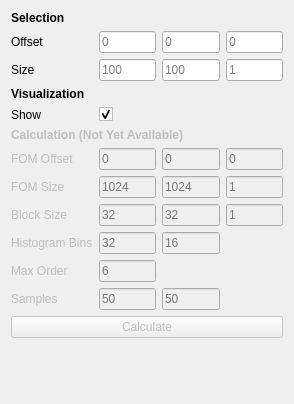
Above: include/ui/plugins/fdm_toolbox.ui from VRGroupRWTH/pli_view before the change. Below: the same form after it.
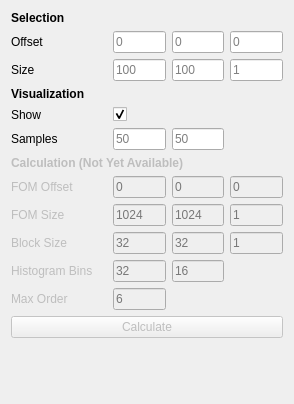
That is the form after the change.

Patch:
```diff
--- a/include/ui/plugins/fdm_toolbox.ui
+++ b/include/ui/plugins/fdm_toolbox.ui
@@ -14,8 +14,8 @@
    <string>Fiber Distribution Map Toolbox</string>
   </property>
   <layout class="QGridLayout" name="gridLayout">
-   <item row="5" column="0" colspan="3">
-    <widget class="QLabel" name="label_calculation">
+   <item row="9" column="3">
+    <widget class="QLineEdit" name="line_edit_block_size_z">
      <property name="enabled">
       <bool>false</bool>
      </property>
@@ -25,41 +25,25 @@
        <verstretch>0</verstretch>
       </sizepolicy>
      </property>
-     <property name="font">
-      <font>
-       <weight>75</weight>
-       <bold>true</bold>
-      </font>
-     </property>
-     <property name="text">
-      <string>Calculation (Not Yet Available)</string>
-     </property>
-     <property name="alignment">
-      <set>Qt::AlignLeading|Qt::AlignLeft|Qt::AlignTop</set>
-     </property>
-    </widget>
-   </item>
-   <item row="1" column="0">
-    <widget class="QLabel" name="label_offset">
-     <property name="text">
-      <string>Offset</string>
-     </property>
-    </widget>
-   </item>
-   <item row="4" column="1">
-    <widget class="QCheckBox" name="checkbox_show">
-     <property name="layoutDirection">
-      <enum>Qt::LeftToRight</enum>
-     </property>
      <property name="text">
       <string/>
      </property>
-     <property name="checked">
-      <bool>true</bool>
+     <property name="alignment">
+      <set>Qt::AlignLeading|Qt::AlignLeft|Qt::AlignVCenter</set>
      </property>
+     <property name="placeholderText">
+      <string>1</string>
+     </property>
     </widget>
    </item>
-   <item row="6" column="0">
+   <item row="4" column="0">
+    <widget class="QLabel" name="label_show">
+     <property name="text">
+      <string>Show</string>
+     </property>
+    </widget>
+   </item>
+   <item row="7" column="0">
     <widget class="QLabel" name="label_fom_offset">
      <property name="enabled">
       <bool>false</bool>
@@ -69,69 +53,6 @@
      </property>
     </widget>
    </item>
-   <item row="6" column="1">
-    <widget class="QLineEdit" name="line_edit_fom_offset_x">
-     <property name="enabled">
-      <bool>false</bool>
-     </property>
-     <property name="sizePolicy">
-      <sizepolicy hsizetype="Expanding" vsizetype="Fixed">
-       <horstretch>1</horstretch>
-       <verstretch>0</verstretch>
-      </sizepolicy>
-     </property>
-     <property name="text">
-      <string/>
-     </property>
-     <property name="alignment">
-      <set>Qt::AlignLeading|Qt::AlignLeft|Qt::AlignVCenter</set>
-     </property>
-     <property name="placeholderText">
-      <string>0</string>
-     </property>
-    </widget>
-   </item>
-   <item row="1" column="3">
-    <widget class="QLineEdit" name="line_edit_offset_z">
-     <property name="sizePolicy">
-      <sizepolicy hsizetype="Expanding" vsizetype="Fixed">
-       <horstretch>1</horstretch>
-       <verstretch>0</verstretch>
-      </sizepolicy>
-     </property>
-     <property name="text">
-      <string/>
-     </property>
-     <property name="alignment">
-      <set>Qt::AlignLeading|Qt::AlignLeft|Qt::AlignVCenter</set>
-     </property>
-     <property name="placeholderText">
-      <string>0</string>
-     </property>
-    </widget>
-   </item>
-   <item row="6" column="2">
-    <widget class="QLineEdit" name="line_edit_fom_offset_y">
-     <property name="enabled">
-      <bool>false</bool>
-     </property>
-     <property name="sizePolicy">
-      <sizepolicy hsizetype="Expanding" vsizetype="Fixed">
-       <horstretch>1</horstretch>
-       <verstretch>0</verstretch>
-      </sizepolicy>
-     </property>
-     <property name="text">
-      <string/>
-     </property>
-     <property name="alignment">
-      <set>Qt::AlignLeading|Qt::AlignLeft|Qt::AlignVCenter</set>
-     </property>
-     <property name="placeholderText">
-      <string>0</string>
-     </property>
-    </widget>
-   </item>
    <item row="1" column="1">
     <widget class="QLineEdit" name="line_edit_offset_x">
      <property name="sizePolicy">
@@ -173,7 +94,14 @@
      </property>
     </widget>
    </item>
-   <item row="7" column="0">
+   <item row="2" column="0">
+    <widget class="QLabel" name="label_size">
+     <property name="text">
+      <string>Size</string>
+     </property>
+    </widget>
+   </item>
+   <item row="8" column="0">
     <widget class="QLabel" name="label_fom_size">
      <property name="enabled">
       <bool>false</bool>
@@ -183,8 +111,62 @@
      </property>
     </widget>
    </item>
-   <item row="7" column="1">
-    <widget class="QLineEdit" name="line_edit_fom_size_x">
+   <item row="5" column="2">
+    <widget class="QLineEdit" name="line_edit_samples_y">
+     <property name="enabled">
+      <bool>true</bool>
+     </property>
+     <property name="sizePolicy">
+      <sizepolicy hsizetype="Expanding" vsizetype="Fixed">
+       <horstretch>1</horstretch>
+       <verstretch>0</verstretch>
+      </sizepolicy>
+     </property>
+     <property name="text">
+      <string/>
+     </property>
+     <property name="alignment">
+      <set>Qt::AlignLeading|Qt::AlignLeft|Qt::AlignVCenter</set>
+     </property>
+     <property name="placeholderText">
+      <string>50</string>
+     </property>
+    </widget>
+   </item>
+   <item row="5" column="1">
+    <widget class="QLineEdit" name="line_edit_samples_x">
+     <property name="enabled">
+      <bool>true</bool>
+     </property>
+     <property name="sizePolicy">
+      <sizepolicy hsizetype="Expanding" vsizetype="Fixed">
+       <horstretch>1</horstretch>
+       <verstretch>0</verstretch>
+      </sizepolicy>
+     </property>
+     <property name="text">
+      <string/>
+     </property>
+     <property name="alignment">
+      <set>Qt::AlignLeading|Qt::AlignLeft|Qt::AlignVCenter</set>
+     </property>
+     <property name="placeholderText">
+      <string>50</string>
+     </property>
+    </widget>
+   </item>
+   <item row="5" column="0">
+    <widget class="QLabel" name="label_samples">
+     <property name="enabled">
+      <bool>true</bool>
+     </property>
+     <property name="text">
+      <string>Samples</string>
+     </property>
+    </widget>
+   </item>
+   <item row="8" column="2">
+    <widget class="QLineEdit" name="line_edit_fom_size_y">
      <property name="enabled">
       <bool>false</bool>
      </property>
@@ -205,15 +187,8 @@
      </property>
     </widget>
    </item>
-   <item row="4" column="0">
-    <widget class="QLabel" name="label_show">
-     <property name="text">
-      <string>Show</string>
-     </property>
-    </widget>
-   </item>
-   <item row="6" column="3">
-    <widget class="QLineEdit" name="line_edit_fom_offset_z">
+   <item row="9" column="1">
+    <widget class="QLineEdit" name="line_edit_block_size_x">
      <property name="enabled">
       <bool>false</bool>
      </property>
@@ -230,7 +205,7 @@
       <set>Qt::AlignLeading|Qt::AlignLeft|Qt::AlignVCenter</set>
      </property>
      <property name="placeholderText">
-      <string>0</string>
+      <string>32</string>
      </property>
     </widget>
    </item>
@@ -253,8 +228,8 @@
      </property>
     </widget>
    </item>
-   <item row="7" column="2">
-    <widget class="QLineEdit" name="line_edit_fom_size_y">
+   <item row="7" column="1">
+    <widget class="QLineEdit" name="line_edit_fom_offset_x">
      <property name="enabled">
       <bool>false</bool>
      </property>
@@ -271,56 +246,12 @@
       <set>Qt::AlignLeading|Qt::AlignLeft|Qt::AlignVCenter</set>
      </property>
      <property name="placeholderText">
-      <string>1024</string>
-     </property>
-    </widget>
-   </item>
-   <item row="0" column="0">
-    <widget class="QLabel" name="label_subset">
-     <property name="sizePolicy">
-      <sizepolicy hsizetype="Expanding" vsizetype="Fixed">
-       <horstretch>1</horstretch>
-       <verstretch>0</verstretch>
-      </sizepolicy>
-     </property>
-     <property name="font">
-      <font>
-       <weight>75</weight>
-       <bold>true</bold>
-      </font>
-     </property>
-     <property name="text">
-      <string>Selection</string>
-     </property>
-     <property name="alignment">
-      <set>Qt::AlignLeading|Qt::AlignLeft|Qt::AlignTop</set>
-     </property>
-    </widget>
-   </item>
-   <item row="7" column="3">
-    <widget class="QLineEdit" name="line_edit_fom_size_z">
-     <property name="enabled">
-      <bool>false</bool>
-     </property>
-     <property name="sizePolicy">
-      <sizepolicy hsizetype="Expanding" vsizetype="Fixed">
-       <horstretch>1</horstretch>
-       <verstretch>0</verstretch>
-      </sizepolicy>
-     </property>
-     <property name="text">
-      <string/>
-     </property>
-     <property name="alignment">
-      <set>Qt::AlignLeading|Qt::AlignLeft|Qt::AlignVCenter</set>
-     </property>
-     <property name="placeholderText">
-      <string>1</string>
+      <string>0</string>
      </property>
     </widget>
    </item>
    <item row="8" column="1">
-    <widget class="QLineEdit" name="line_edit_block_size_x">
+    <widget class="QLineEdit" name="line_edit_fom_size_x">
      <property name="enabled">
       <bool>false</bool>
      </property>
@@ -337,33 +268,24 @@
       <set>Qt::AlignLeading|Qt::AlignLeft|Qt::AlignVCenter</set>
      </property>
      <property name="placeholderText">
-      <string>32</string>
+      <string>1024</string>
      </property>
     </widget>
    </item>
-   <item row="8" column="2">
-    <widget class="QLineEdit" name="line_edit_block_size_y">
-     <property name="enabled">
-      <bool>false</bool>
+   <item row="4" column="1">
+    <widget class="QCheckBox" name="checkbox_show">
+     <property name="layoutDirection">
+      <enum>Qt::LeftToRight</enum>
      </property>
-     <property name="sizePolicy">
-      <sizepolicy hsizetype="Expanding" vsizetype="Fixed">
-       <horstretch>1</horstretch>
-       <verstretch>0</verstretch>
-      </sizepolicy>
-     </property>
      <property name="text">
       <string/>
      </property>
-     <property name="alignment">
-      <set>Qt::AlignLeading|Qt::AlignLeft|Qt::AlignVCenter</set>
+     <property name="checked">
+      <bool>true</bool>
      </property>
-     <property name="placeholderText">
-      <string>32</string>
-     </property>
     </widget>
    </item>
-   <item row="8" column="0">
+   <item row="9" column="0">
     <widget class="QLabel" name="label_block_size">
      <property name="enabled">
       <bool>false</bool>
@@ -373,15 +295,28 @@
      </property>
     </widget>
    </item>
-   <item row="2" column="0">
-    <widget class="QLabel" name="label_size">
+   <item row="10" column="0">
+    <widget class="QLabel" name="label_histogram_bins">
+     <property name="enabled">
+      <bool>false</bool>
+     </property>
      <property name="text">
-      <string>Size</string>
+      <string>Histogram Bins</string>
      </property>
     </widget>
    </item>
-   <item row="2" column="2">
-    <widget class="QLineEdit" name="line_edit_size_y">
+   <item row="1" column="0">
+    <widget class="QLabel" name="label_offset">
+     <property name="text">
+      <string>Offset</string>
+     </property>
+    </widget>
+   </item>
+   <item row="9" column="2">
+    <widget class="QLineEdit" name="line_edit_block_size_y">
+     <property name="enabled">
+      <bool>false</bool>
+     </property>
      <property name="sizePolicy">
       <sizepolicy hsizetype="Expanding" vsizetype="Fixed">
        <horstretch>1</horstretch>
@@ -395,7 +330,7 @@
       <set>Qt::AlignLeading|Qt::AlignLeft|Qt::AlignVCenter</set>
      </property>
      <property name="placeholderText">
-      <string>100</string>
+      <string>32</string>
      </property>
     </widget>
    </item>
@@ -418,86 +353,7 @@
      </property>
     </widget>
    </item>
-   <item row="2" column="3">
-    <widget class="QLineEdit" name="line_edit_size_z">
-     <property name="sizePolicy">
-      <sizepolicy hsizetype="Expanding" vsizetype="Fixed">
-       <horstretch>1</horstretch>
-       <verstretch>0</verstretch>
-      </sizepolicy>
-     </property>
-     <property name="text">
-      <string/>
-     </property>
-     <property name="alignment">
-      <set>Qt::AlignLeading|Qt::AlignLeft|Qt::AlignVCenter</set>
-     </property>
-     <property name="placeholderText">
-      <string>1</string>
-     </property>
-    </widget>
-   </item>
-   <item row="11" column="2">
-    <widget class="QLineEdit" name="line_edit_samples_y">
-     <property name="enabled">
-      <bool>false</bool>
-     </property>
-     <property name="sizePolicy">
-      <sizepolicy hsizetype="Expanding" vsizetype="Fixed">
-       <horstretch>1</horstretch>
-       <verstretch>0</verstretch>
-      </sizepolicy>
-     </property>
-     <property name="text">
-      <string/>
-     </property>
-     <property name="alignment">
-      <set>Qt::AlignLeading|Qt::AlignLeft|Qt::AlignVCenter</set>
-     </property>
-     <property name="placeholderText">
-      <string>50</string>
-     </property>
-    </widget>
-   </item>
-   <item row="13" column="0" colspan="4">
-    <widget class="QPushButton" name="button_calculate">
-     <property name="enabled">
-      <bool>false</bool>
-     </property>
-     <property name="sizePolicy">
-      <sizepolicy hsizetype="Expanding" vsizetype="Fixed">
-       <horstretch>0</horstretch>
-       <verstretch>0</verstretch>
-      </sizepolicy>
-     </property>
-     <property name="text">
-      <string>Calculate</string>
-     </property>
-    </widget>
-   </item>
-   <item row="11" column="1">
-    <widget class="QLineEdit" name="line_edit_samples_x">
-     <property name="enabled">
-      <bool>false</bool>
-     </property>
-     <property name="sizePolicy">
-      <sizepolicy hsizetype="Expanding" vsizetype="Fixed">
-       <horstretch>1</horstretch>
-       <verstretch>0</verstretch>
-      </sizepolicy>
-     </property>
-     <property name="text">
-      <string/>
-     </property>
-     <property name="alignment">
-      <set>Qt::AlignLeading|Qt::AlignLeft|Qt::AlignVCenter</set>
-     </property>
-     <property name="placeholderText">
-      <string>50</string>
-     </property>
-    </widget>
-   </item>
-   <item row="9" column="1">
+   <item row="10" column="1">
     <widget class="QLineEdit" name="line_edit_histogram_bins_x">
      <property name="enabled">
       <bool>false</bool>
@@ -519,18 +375,8 @@
      </property>
     </widget>
    </item>
-   <item row="10" column="0">
-    <widget class="QLabel" name="label_max_order">
-     <property name="enabled">
-      <bool>false</bool>
-     </property>
-     <property name="text">
-      <string>Max Order</string>
-     </property>
-    </widget>
-   </item>
    <item row="8" column="3">
-    <widget class="QLineEdit" name="line_edit_block_size_z">
+    <widget class="QLineEdit" name="line_edit_fom_size_z">
      <property name="enabled">
       <bool>false</bool>
      </property>
@@ -551,7 +397,155 @@
      </property>
     </widget>
    </item>
-   <item row="9" column="2">
+   <item row="6" column="0" colspan="3">
+    <widget class="QLabel" name="label_calculation">
+     <property name="enabled">
+      <bool>false</bool>
+     </property>
+     <property name="sizePolicy">
+      <sizepolicy hsizetype="Expanding" vsizetype="Fixed">
+       <horstretch>1</horstretch>
+       <verstretch>0</verstretch>
+      </sizepolicy>
+     </property>
+     <property name="font">
+      <font>
+       <weight>75</weight>
+       <bold>true</bold>
+      </font>
+     </property>
+     <property name="text">
+      <string>Calculation (Not Yet Available)</string>
+     </property>
+     <property name="alignment">
+      <set>Qt::AlignLeading|Qt::AlignLeft|Qt::AlignTop</set>
+     </property>
+    </widget>
+   </item>
+   <item row="0" column="0">
+    <widget class="QLabel" name="label_subset">
+     <property name="sizePolicy">
+      <sizepolicy hsizetype="Expanding" vsizetype="Fixed">
+       <horstretch>1</horstretch>
+       <verstretch>0</verstretch>
+      </sizepolicy>
+     </property>
+     <property name="font">
+      <font>
+       <weight>75</weight>
+       <bold>true</bold>
+      </font>
+     </property>
+     <property name="text">
+      <string>Selection</string>
+     </property>
+     <property name="alignment">
+      <set>Qt::AlignLeading|Qt::AlignLeft|Qt::AlignTop</set>
+     </property>
+    </widget>
+   </item>
+   <item row="2" column="2">
+    <widget class="QLineEdit" name="line_edit_size_y">
+     <property name="sizePolicy">
+      <sizepolicy hsizetype="Expanding" vsizetype="Fixed">
+       <horstretch>1</horstretch>
+       <verstretch>0</verstretch>
+      </sizepolicy>
+     </property>
+     <property name="text">
+      <string/>
+     </property>
+     <property name="alignment">
+      <set>Qt::AlignLeading|Qt::AlignLeft|Qt::AlignVCenter</set>
+     </property>
+     <property name="placeholderText">
+      <string>100</string>
+     </property>
+    </widget>
+   </item>
+   <item row="1" column="3">
+    <widget class="QLineEdit" name="line_edit_offset_z">
+     <property name="sizePolicy">
+      <sizepolicy hsizetype="Expanding" vsizetype="Fixed">
+       <horstretch>1</horstretch>
+       <verstretch>0</verstretch>
+      </sizepolicy>
+     </property>
+     <property name="text">
+      <string/>
+     </property>
+     <property name="alignment">
+      <set>Qt::AlignLeading|Qt::AlignLeft|Qt::AlignVCenter</set>
+     </property>
+     <property name="placeholderText">
+      <string>0</string>
+     </property>
+    </widget>
+   </item>
+   <item row="7" column="3">
+    <widget class="QLineEdit" name="line_edit_fom_offset_z">
+     <property name="enabled">
+      <bool>false</bool>
+     </property>
+     <property name="sizePolicy">
+      <sizepolicy hsizetype="Expanding" vsizetype="Fixed">
+       <horstretch>1</horstretch>
+       <verstretch>0</verstretch>
+      </sizepolicy>
+     </property>
+     <property name="text">
+      <string/>
+     </property>
+     <property name="alignment">
+      <set>Qt::AlignLeading|Qt::AlignLeft|Qt::AlignVCenter</set>
+     </property>
+     <property name="placeholderText">
+      <string>0</string>
+     </property>
+    </widget>
+   </item>
+   <item row="7" column="2">
+    <widget class="QLineEdit" name="line_edit_fom_offset_y">
+     <property name="enabled">
+      <bool>false</bool>
+     </property>
+     <property name="sizePolicy">
+      <sizepolicy hsizetype="Expanding" vsizetype="Fixed">
+       <horstretch>1</horstretch>
+       <verstretch>0</verstretch>
+      </sizepolicy>
+     </property>
+     <property name="text">
+      <string/>
+     </property>
+     <property name="alignment">
+      <set>Qt::AlignLeading|Qt::AlignLeft|Qt::AlignVCenter</set>
+     </property>
+     <property name="placeholderText">
+      <string>0</string>
+     </property>
+    </widget>
+   </item>
+   <item row="2" column="3">
+    <widget class="QLineEdit" name="line_edit_size_z">
+     <property name="sizePolicy">
+      <sizepolicy hsizetype="Expanding" vsizetype="Fixed">
+       <horstretch>1</horstretch>
+       <verstretch>0</verstretch>
+      </sizepolicy>
+     </property>
+     <property name="text">
+      <string/>
+     </property>
+     <property name="alignment">
+      <set>Qt::AlignLeading|Qt::AlignLeft|Qt::AlignVCenter</set>
+     </property>
+     <property name="placeholderText">
+      <string>1</string>
+     </property>
+    </widget>
+   </item>
+   <item row="10" column="2">
     <widget class="QLineEdit" name="line_edit_histogram_bins_y">
      <property name="enabled">
       <bool>false</bool>
@@ -573,7 +567,7 @@
      </property>
     </widget>
    </item>
-   <item row="10" column="1">
+   <item row="11" column="1">
     <widget class="QLineEdit" name="line_edit_max_order">
      <property name="enabled">
       <bool>false</bool>
@@ -596,26 +590,16 @@
     </widget>
    </item>
    <item row="11" column="0">
-    <widget class="QLabel" name="label_samples">
+    <widget class="QLabel" name="label_max_order">
      <property name="enabled">
       <bool>false</bool>
      </property>
      <property name="text">
-      <string>Samples</string>
+      <string>Max Order</string>
      </property>
     </widget>
    </item>
-   <item row="9" column="0">
-    <widget class="QLabel" name="label_histogram_bins">
-     <property name="enabled">
-      <bool>false</bool>
-     </property>
-     <property name="text">
-      <string>Histogram Bins</string>
-     </property>
-    </widget>
-   </item>
-   <item row="14" column="0" colspan="4">
+   <item row="13" column="0">
     <spacer name="spacer">
      <property name="orientation">
       <enum>Qt::Vertical</enum>
@@ -628,6 +612,22 @@
      </property>
     </spacer>
    </item>
+   <item row="12" column="0" colspan="4">
+    <widget class="QPushButton" name="button_calculate">
+     <property name="enabled">
+      <bool>false</bool>
+     </property>
+     <property name="sizePolicy">
+      <sizepolicy hsizetype="Expanding" vsizetype="Fixed">
+       <horstretch>0</horstretch>
+       <verstretch>0</verstretch>
+      </sizepolicy>
+     </property>
+     <property name="text">
+      <string>Calculate</string>
+     </property>
+    </widget>
+   </item>
   </layout>
  </widget>
  <resources/>
```
Left out of the diff: 24 changed lines with no effect on the pictures.
